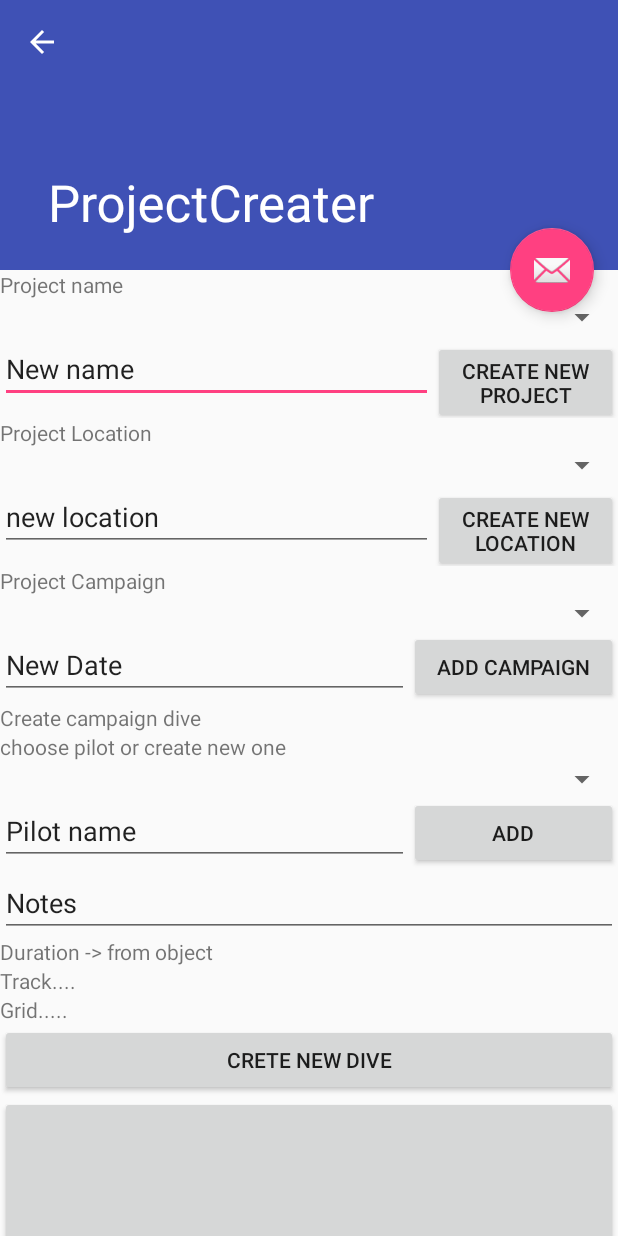
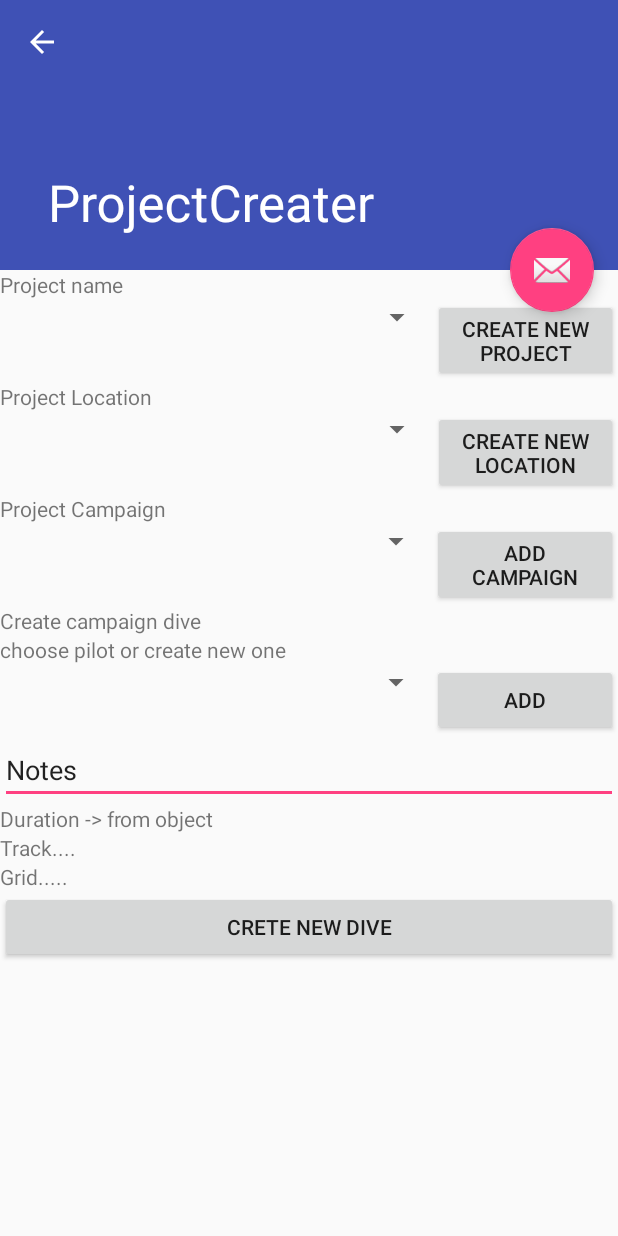
Before and after one commit to loudedtwist/RovTracker, an Android app: the ProjectCreater screen opened directly, with no data from a screen before it, on a phone screen of 412 x 824 dp. Run offline under Robolectric (Android 15) with nearby library versions, the phone set to English and light mode, and no system bars.

Commit message:
projectCreater view simplified

```diff
--- a/app/src/main/res/layout/content_project_creater.xml
+++ b/app/src/main/res/layout/content_project_creater.xml
@@ -20,25 +20,17 @@
             android:layout_weight="1"
             android:text="Project name" />
 
-        <Spinner
-            android:id="@+id/projectName"
-            android:layout_width="match_parent"
-            android:layout_height="wrap_content"
-            android:layout_weight="1" />
+
 
         <LinearLayout
             android:layout_width="match_parent"
             android:layout_height="wrap_content"
             android:orientation="horizontal">
-
-            <EditText
-                android:id="@+id/editText"
+            <Spinner
+                android:id="@+id/projectName"
                 android:layout_width="match_parent"
                 android:layout_height="wrap_content"
-                android:layout_weight="0.3"
-                android:ems="10"
-                android:inputType="textPersonName"
-                android:text="New name" />
+                android:layout_weight="0.3" />
 
             <Button
                 android:id="@+id/createProject"
@@ -56,24 +48,17 @@
             android:layout_weight="1"
             android:text="Project Location" />
 
-        <Spinner
-            android:id="@+id/place"
-            android:layout_width="match_parent"
-            android:layout_height="wrap_content" />
 
         <LinearLayout
             android:layout_width="match_parent"
             android:layout_height="wrap_content"
             android:orientation="horizontal">
 
-            <EditText
-                android:id="@+id/newLocationInput"
+            <Spinner
+                android:id="@+id/place"
                 android:layout_width="match_parent"
                 android:layout_height="wrap_content"
-                android:layout_weight="0.3"
-                android:ems="10"
-                android:inputType="textPersonName"
-                android:text="new location" />
+                android:layout_weight="0.3"/>
 
             <Button
                 android:id="@+id/createNewLocation"
@@ -91,30 +76,22 @@
             android:layout_weight="1"
             android:text="Project Campaign" />
 
-        <Spinner
-            android:id="@+id/campaignList"
-            android:layout_width="match_parent"
-            android:layout_height="wrap_content" />
-
         <LinearLayout
             android:layout_width="match_parent"
             android:layout_height="wrap_content"
             android:orientation="horizontal">
 
-            <EditText
-                android:id="@+id/campaignDateInput"
-                android:layout_width="wrap_content"
+            <Spinner
+                android:id="@+id/campaignList"
+                android:layout_width="0dp"
                 android:layout_height="wrap_content"
-                android:layout_weight="0.3"
-                android:ems="10"
-                android:inputType="date"
-                android:text="New Date" />
+                android:layout_weight="0.7"/>
 
             <Button
                 android:id="@+id/createNewCompaine"
                 android:layout_width="0dp"
                 android:layout_height="wrap_content"
-                android:layout_weight="0.7"
+                android:layout_weight="0.3"
                 android:text="Add Campaign" />
 
         </LinearLayout>
@@ -132,29 +109,22 @@
             android:layout_height="wrap_content"
             android:layout_weight="1"
             android:text="choose pilot or create new one" />
-        <Spinner
-            android:id="@+id/pilotList"
-            android:layout_width="match_parent"
-            android:layout_height="wrap_content" />
 
         <LinearLayout
             android:layout_width="match_parent"
             android:layout_height="wrap_content"
             android:orientation="horizontal">
-
-            <EditText
-                android:id="@+id/PilotInput"
-                android:layout_width="wrap_content"
+            <Spinner
+                android:id="@+id/pilotList"
+                android:layout_width="0dp"
                 android:layout_height="wrap_content"
-                android:layout_weight="0.3"
-                android:ems="10"
-                android:text="Pilot name" />
+                android:layout_weight="0.7"/>
 
             <Button
                 android:id="@+id/createPilot"
                 android:layout_width="0dp"
                 android:layout_height="wrap_content"
-                android:layout_weight="0.7"
+                android:layout_weight="0.3"
                 android:text="Add" />
         </LinearLayout>
 
@@ -194,18 +164,6 @@
             android:layout_width="match_parent"
             android:layout_height="wrap_content"
             android:text="Crete new dive" />
-
-        <Button
-            android:id="@+id/placeholder"
-            android:layout_width="match_parent"
-            android:layout_height="200px"
-            android:text="" />
-
-        <Button
-            android:id="@+id/placeholder2"
-            android:layout_width="match_parent"
-            android:layout_height="200px"
-            android:text="" />
     </LinearLayout>
 
 </android.support.v4.widget.NestedScrollView>
```
Also changed, not shown: gradle/wrapper/gradle-wrapper.properties.
